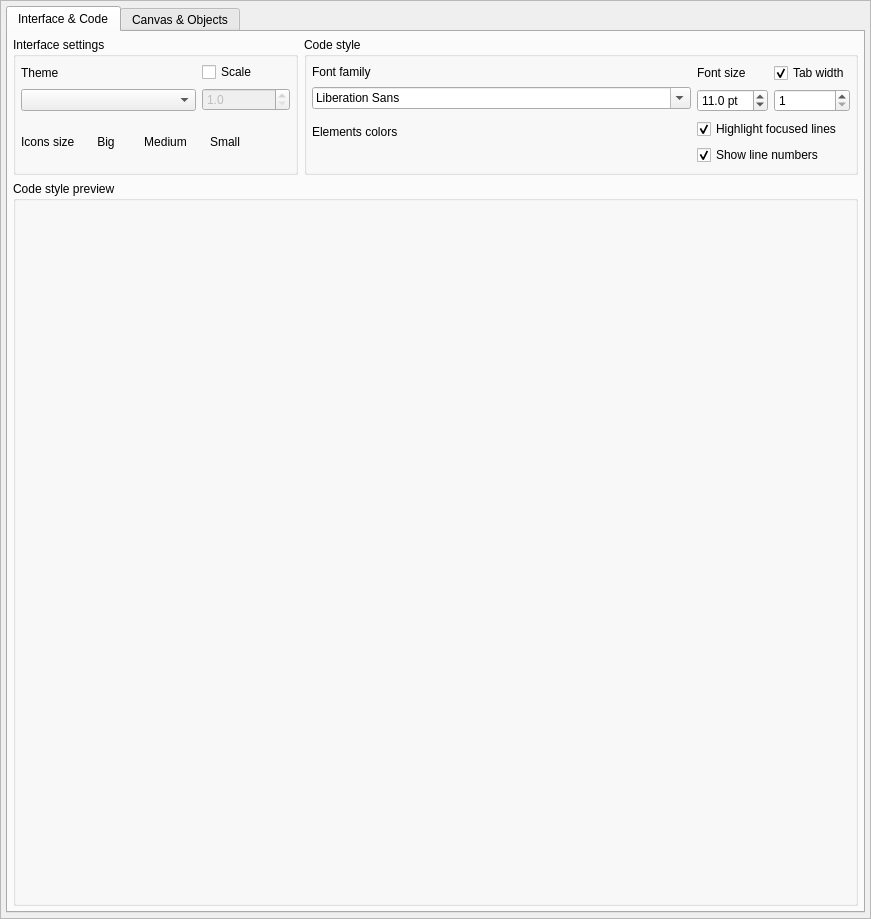
First picture: the form in libs/libgui/ui/settings/appearanceconfigwidget.ui, repository maniac787/pgmodeler, before the edit.
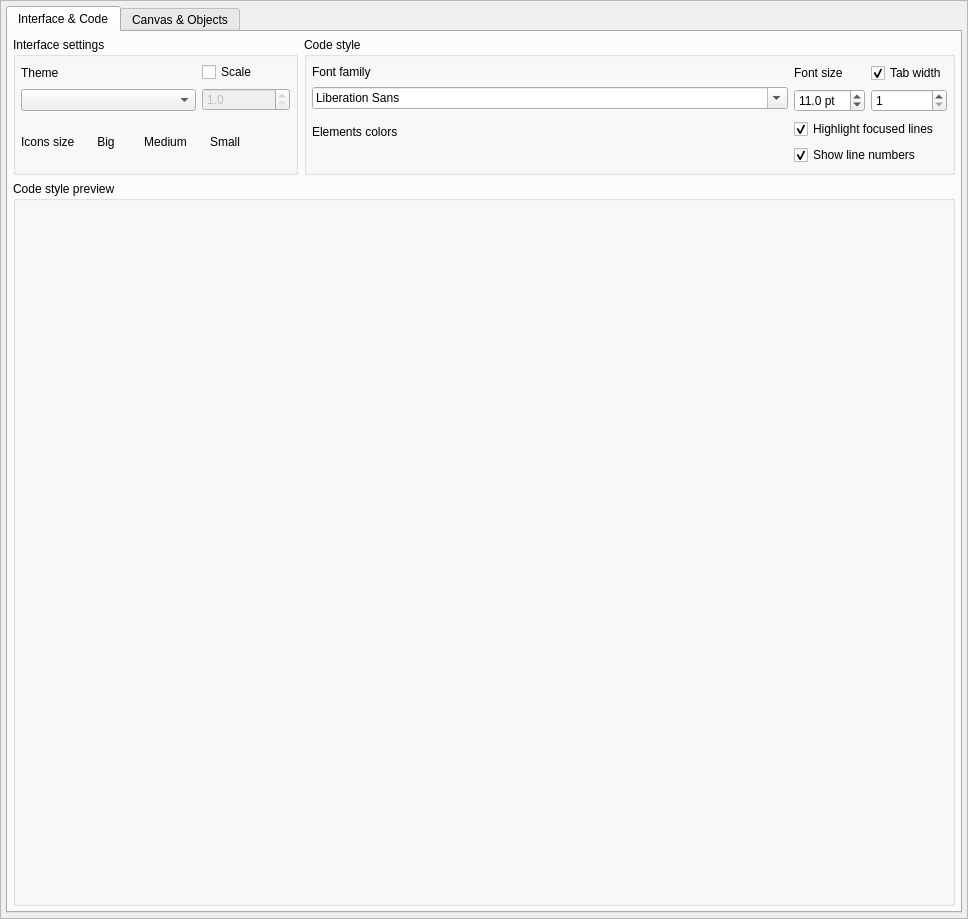
Second picture: the form after the edit. Icons and pictures are not drawn.

Patch:
```diff
--- a/libs/libgui/ui/settings/appearanceconfigwidget.ui
+++ b/libs/libgui/ui/settings/appearanceconfigwidget.ui
@@ -6,7 +6,7 @@
    <rect>
     <x>0</x>
     <y>0</y>
-    <width>871</width>
+    <width>968</width>
     <height>919</height>
    </rect>
   </property>
@@ -498,6 +498,9 @@
                </item>
                <item>
                 <layout class="QHBoxLayout" name="code_wgt_colors_lt">
+                 <property name="spacing">
+                  <number>10</number>
+                 </property>
                  <item>
                   <spacer name="horizontalSpacer_2">
                    <property name="orientation">
```
